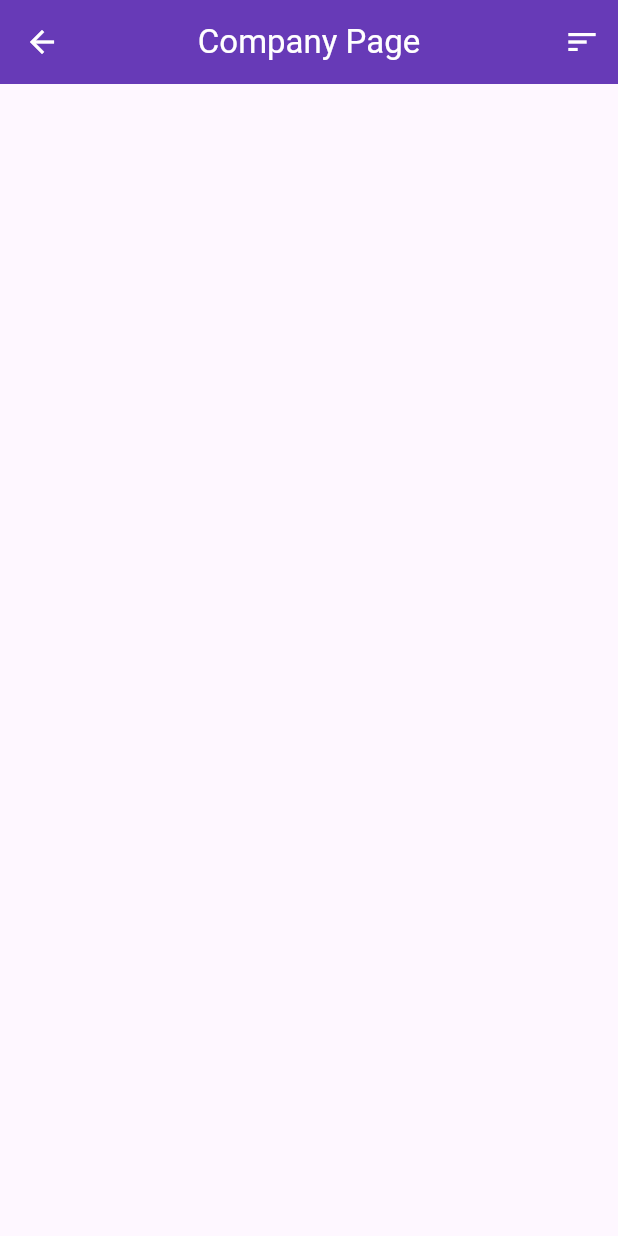
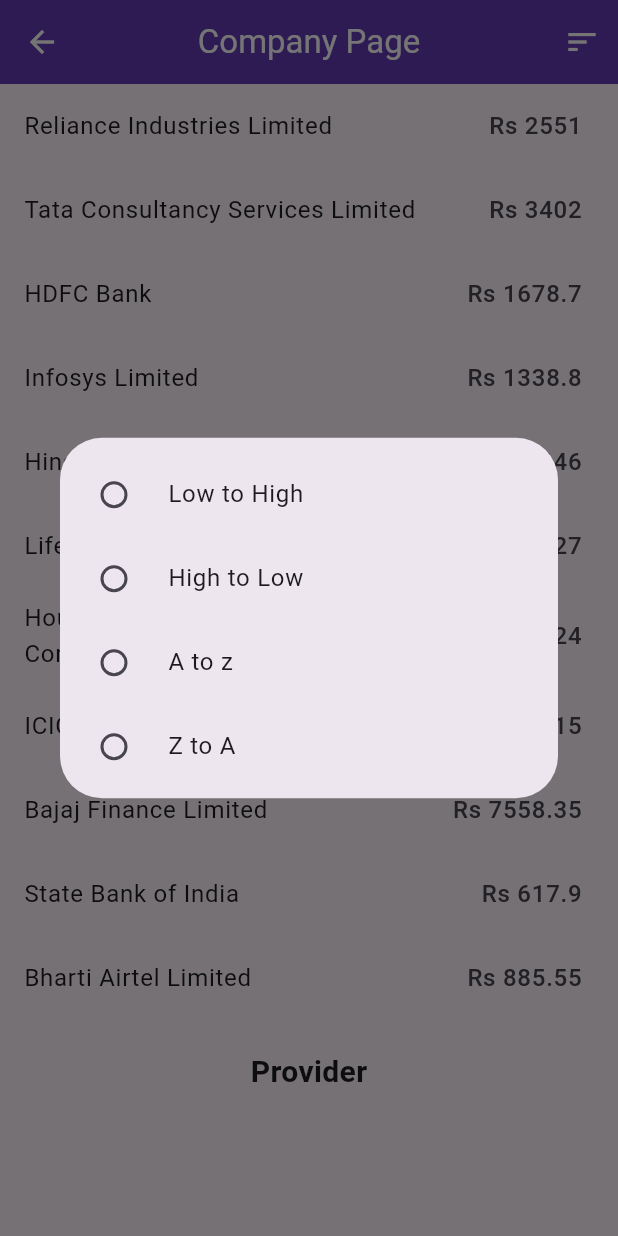
Before and after one commit to Yash9013/filterlist_with_stateManagement, a Flutter app: the CompanyScreen screen opened directly, after a tap on the "sort" icon, on a phone screen of 412 x 824 dp. Run offline on Flutter 3.47's test engine with Material 2 defaults, Android fonts, the light colour scheme and no system bars; our stand-ins replace equatable, flutter_bloc, get.

Commit message:
Filter using Provider

```diff
--- a/lib/main.dart
+++ b/lib/main.dart
@@ -1,9 +1,11 @@
 import 'package:filterlistbloc/bloc/list_bloc.dart';
 import 'package:filterlistbloc/bloc/list_event.dart';
+import 'package:filterlistbloc/provider/company_provider.dart';
 import 'package:filterlistbloc/screen/product_screen.dart';
 import 'package:flutter/material.dart';
 import 'package:flutter_bloc/flutter_bloc.dart';
 import 'package:get/get.dart';
+import 'package:provider/provider.dart';
 
 void main() {
   runApp(const MyApp());
@@ -16,6 +18,8 @@
   Widget build(BuildContext context) {
     return BlocProvider(
       create: (context) => ListBloc()..add(ShowListEvent()),
+      child: ChangeNotifierProvider(
+        create: (context) => CompanyProvider(),
         child: GetMaterialApp(
           title: 'Flutter Demo',
           debugShowCheckedModeBanner: false,
@@ -25,6 +29,7 @@
           ),
           home: const ProductScreen(),
         ),
+      ),
     );
   }
 }
--- /dev/null
+++ b/lib/provider/company_provider.dart
@@ -0,0 +1,95 @@
+import 'dart:developer';
+
+import 'package:flutter/material.dart';
+
+class CompanyProvider extends ChangeNotifier {
+  final List<Map<String, dynamic>> _companyList = [
+    {'companyName': 'Reliance Industries Limited', 'price': 2551},
+    {'companyName': 'Tata Consultancy Services Limited', 'price': 3402},
+    {'companyName': 'HDFC Bank', 'price': 1678.7},
+    {'companyName': 'Infosys Limited', 'price': 1338.8},
+    {'companyName': 'Hindustan Unilever Limited', 'price': 2646},
+    {'companyName': 'Life Insurance Corporation of India', 'price': 627},
+    {
+      'companyName': 'Housing Development Finance Corporation Limited',
+      'price': 2724
+    },
+    {'companyName': 'ICICI Bank', 'price': 990.15},
+    {'companyName': 'Bajaj Finance Limited', 'price': 7558.35},
+    {'companyName': 'State Bank of India', 'price': 617.9},
+    {'companyName': 'Bharti Airtel Limited', 'price': 885.55},
+  ];
+
+  final List<String> _filterNameList = [
+    'Low to High',
+    'High to Low',
+    'A to z',
+    'Z to A'
+  ];
+
+  final List<int> _filterValueList = [1, 2, 3, 4];
+
+  int _selectedValue = 0;
+
+  List<Map<String, dynamic>> get companyList => _companyList;
+
+  List<String> get filterNameList => _filterNameList;
+
+  List<int> get filterValueList => _filterValueList;
+
+  int get selectedValue => _selectedValue;
+
+  filterFunc(value) {
+    _selectedValue = value;
+    switch (_selectedValue) {
+      case 1:
+        _companyList.sort(
+          (a, b) => a['price'].compareTo(b['price']),
+        );
+      case 2:
+        _companyList.sort(
+          (a, b) => b['price'].compareTo(a['price']),
+        );
+      case 3:
+        _companyList.sort(
+          (a, b) => a['companyName'].compareTo(b['companyName']),
+        );
+      case 4:
+        _companyList.sort(
+          (a, b) => b['companyName'].compareTo(a['companyName']),
+        );
+    }
+    notifyListeners();
+  }
+
+  companyFilterBox(BuildContext context) {
+    showDialog(
+      context: context,
+      builder: (context) {
+        return Center(
+          child: SizedBox(
+            height: MediaQuery.sizeOf(context).height * 0.35,
+            child: Dialog(
+              child: ListView.builder(
+                itemCount: _filterNameList.length,
+                padding: const EdgeInsets.only(top: 10),
+                itemBuilder: (context, index) {
+                  return RadioListTile(
+                    title: Text(_filterNameList[index]),
+                    value: _filterValueList[index],
+                    groupValue: _selectedValue,
+                    onChanged: (value) {
+                      filterFunc(value!);
+                      Navigator.pop(context);
+                      log('selected Crypto Filter ${_filterNameList[index]}');
+                    },
+                  );
+                },
+              ),
+            ),
+          ),
+        );
+      },
+    );
+  }
+}
--- a/lib/screen/company_screen.dart
+++ b/lib/screen/company_screen.dart
@@ -1,4 +1,7 @@
+import 'dart:developer';
+import 'package:filterlistbloc/provider/company_provider.dart';
 import 'package:flutter/material.dart';
+import 'package:provider/provider.dart';
 
 class CompanyScreen extends StatefulWidget {
   const CompanyScreen({Key? key}) : super(key: key);
@@ -10,22 +13,53 @@
 class _CompanyScreenState extends State<CompanyScreen> {
   @override
   Widget build(BuildContext context) {
+    log('====BUILD====');
     return Scaffold(
       appBar: AppBar(
         iconTheme: const IconThemeData(color: Colors.white),
-        title: const Text('Company Page', style: TextStyle(color: Colors.white)),
+        title:
+            const Text('Company Page', style: TextStyle(color: Colors.white)),
         centerTitle: true,
         backgroundColor: Colors.deepPurple,
         elevation: 0,
         actions: [
           IconButton(
-              onPressed: () {},
+              onPressed: () {
+                context.read<CompanyProvider>().companyFilterBox(context);
+              },
               icon: const Icon(
                 Icons.sort,
                 color: Colors.white,
               ))
         ],
       ),
+      body: Column(
+        children: [
+          Consumer<CompanyProvider>(
+            builder: (context, value, child) => ListView.builder(
+              itemCount: value.companyList.length,
+              shrinkWrap: true,
+              itemBuilder: (context, index) {
+                final companyData = value.companyList[index];
+                return ListTile(
+                  title: Text(companyData['companyName']),
+                  trailing: Text(
+                    'Rs ${companyData['price'].toString()}',
+                    style: const TextStyle(fontSize: 16),
+                  ),
+                );
+              },
+            ),
+          ),
+          const SizedBox(
+            height: 20,
+          ),
+          const Text(
+            'Provider',
+            style: TextStyle(fontSize: 20, fontWeight: FontWeight.bold),
+          )
+        ],
+      ),
     );
   }
 }
```
Also changed, not shown: lib/screen/crypto_screen.dart (+12 -1 lines), lib/screen/product_screen.dart (+13 -5 lines). Lines whose indentation alone changed are shown as unchanged.
